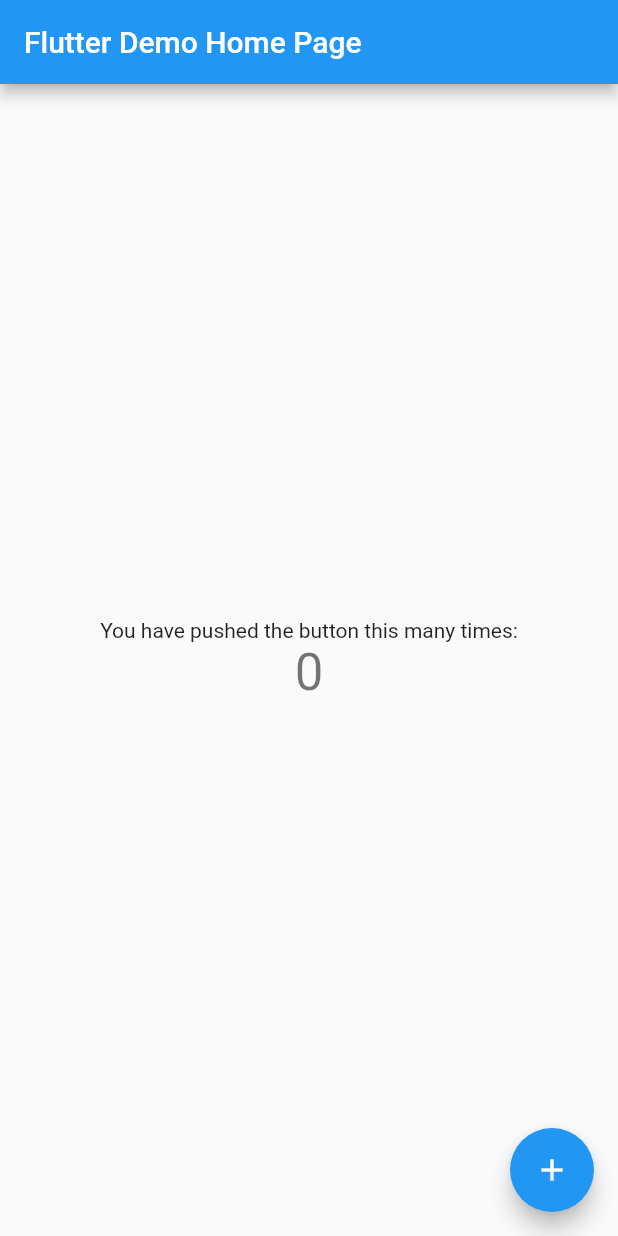
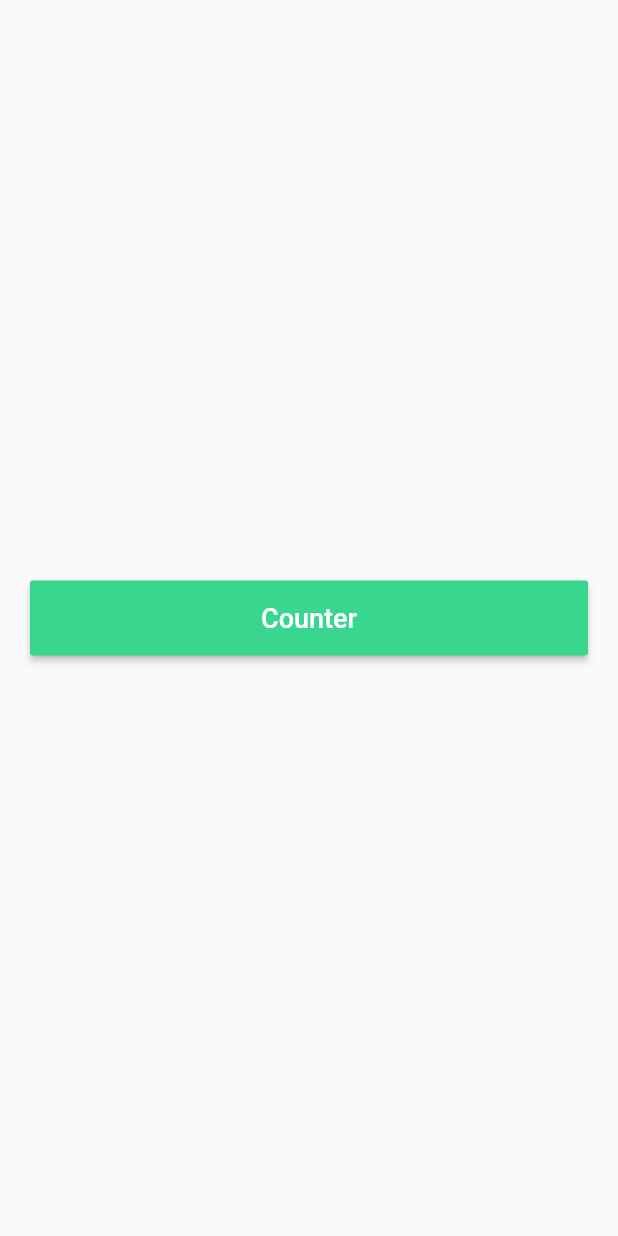
Before and after one commit to Reavern/flutter_base_app, a Flutter app: the screen it shows after launch, on a phone screen of 412 x 824 dp. Run offline on Flutter 3.47's test engine with Material 2 defaults, Android fonts, the phone set to English and light mode, and no system bars; our stand-ins replace rxdart.

Commit message:
Implement screens directory

```diff
--- a/lib/main.dart
+++ b/lib/main.dart
@@ -1,4 +1,4 @@
 import 'package:flutter/material.dart';
 import 'src/app.dart';
 
-void main() => runApp(MyApp());
+void main() => runApp(MainApp());
--- a/lib/src/app.dart
+++ b/lib/src/app.dart
@@ -1,65 +1,30 @@
 import 'package:flutter/material.dart';
+import 'screens/screens_export.dart';
 
-void main() => runApp(MyApp());
+import 'package:base_flutter_app/src/utils/bloc/main.dart';
 
-class MyApp extends StatelessWidget {
+void main() => runApp(MainApp());
+
+class MainApp extends StatelessWidget {
   @override
   Widget build(BuildContext context) {
+    return BlocProviderTree(
+      blocProviders: [],
+      child: buildMainApp(),
+    );
+  }
+
+  Widget buildMainApp() {
     return MaterialApp(
-      title: 'Flutter Demo',
+      title: "Main App",
       theme: ThemeData(
-
-        primarySwatch: Colors.blue,
-      ),
-      home: MyHomePage(title: 'Flutter Demo Home Page'),
+          primaryColor: Colors.white,
+          accentColor: Color.fromRGBO(69, 79, 88, 1),
+          buttonColor: Color.fromRGBO(57, 214, 143, 1),
+          hintColor: Colors.grey,
+          backgroundColor: Colors.white,
+          disabledColor: Colors.grey),
+      home: MenuScreen(),
     );
   }
 }
-
-class MyHomePage extends StatefulWidget {
-  MyHomePage({Key key, this.title}) : super(key: key);
-
-  final String title;
-
-  @override
-  _MyHomePageState createState() => _MyHomePageState();
-}
-
-class _MyHomePageState extends State<MyHomePage> {
-  int _counter = 0;
-
-  void _incrementCounter() {
-    setState(() {
-      _counter++;
-    });
-  }
-
-  @override
-  Widget build(BuildContext context) {
-    return Scaffold(
-      appBar: AppBar(
-        title: Text(widget.title),
-      ),
-      body: Center(
-        child: Column(
-
-          mainAxisAlignment: MainAxisAlignment.center,
-          children: <Widget>[
-            Text(
-              'You have pushed the button this many times:',
-            ),
-            Text(
-              '$_counter',
-              style: Theme.of(context).textTheme.display1,
-            ),
-          ],
-        ),
-      ),
-      floatingActionButton: FloatingActionButton(
-        onPressed: _incrementCounter,
-        tooltip: 'Increment',
-        child: Icon(Icons.add),
-      ),
-    );
-  }
-}
--- /dev/null
+++ b/lib/src/blocs/counter_bloc.dart
@@ -0,0 +1,9 @@
+import 'package:rxdart/rxdart.dart';
+import 'package:base_flutter_app/src/utils/bloc/bloc_interface.dart';
+
+class CounterBloc extends BlocInterface {
+
+  void dispose() {
+
+  }
+}
--- /dev/null
+++ b/lib/src/screens/counter_screen.dart
@@ -0,0 +1,49 @@
+import 'package:flutter/material.dart';
+
+class CounterScreen extends StatefulWidget {
+  CounterScreen({Key key, this.title}) : super(key: key);
+
+  final String title;
+
+  @override
+  _CounterScreenState createState() => _CounterScreenState();
+}
+
+class _CounterScreenState extends State<CounterScreen> {
+  int _counter = 0;
+
+  void _incrementCounter() {
+    setState(() {
+      _counter++;
+    });
+  }
+
+  @override
+  Widget build(BuildContext context) {
+    return Scaffold(
+      appBar: AppBar(
+        title: Text(widget.title),
+      ),
+      body: Center(
+        child: Column(
+
+          mainAxisAlignment: MainAxisAlignment.center,
+          children: <Widget>[
+            Text(
+              'You have pushed the button this many times:',
+            ),
+            Text(
+              '$_counter',
+              style: Theme.of(context).textTheme.display1,
+            ),
+          ],
+        ),
+      ),
+      floatingActionButton: FloatingActionButton(
+        onPressed: _incrementCounter,
+        tooltip: 'Increment',
+        child: Icon(Icons.add),
+      ),
+    );
+  }
+}
--- /dev/null
+++ b/lib/src/screens/menu_screen.dart
@@ -0,0 +1,52 @@
+import 'package:flutter/material.dart';
+
+import 'package:base_flutter_app/src/utils/navigators/main.dart';
+
+class MenuScreen extends StatelessWidget {
+  @override
+  Widget build(BuildContext context) {
+    return Scaffold(
+      body: buildMainBody(context),
+    );
+  }
+
+  Widget buildMainBody(BuildContext context) {
+    return Container(
+      padding: EdgeInsets.all(20),
+      child: Column(
+        crossAxisAlignment: CrossAxisAlignment.stretch,
+        mainAxisAlignment: MainAxisAlignment.center,
+        children: <Widget>[
+          MenuButton(
+            onPressed: () => {
+              Navigate(context: context, route: '/counter').push()
+            },
+            text: "Counter",
+          )
+        ],
+      ),
+    );
+  }
+}
+
+class MenuButton extends StatelessWidget {
+  final Function onPressed;
+  String text = "Button";
+
+  MenuButton({@required this.onPressed, this.text});
+
+  @override
+  Widget build(BuildContext context) {
+    return MaterialButton(
+      height: 50,
+      color: Theme.of(context).buttonColor,
+      disabledColor: Theme.of(context).disabledColor,
+      textColor: Theme.of(context).primaryColor,
+      child: Text(
+        text,
+        style: TextStyle(fontSize: 18),
+      ),
+      onPressed: onPressed,
+    );
+  }
+}
--- /dev/null
+++ b/lib/src/screens/screens_export.dart
@@ -0,0 +1,2 @@
+export 'counter_screen.dart';
+export 'menu_screen.dart';
--- a/lib/src/utils/navigators/route_map.dart
+++ b/lib/src/utils/navigators/route_map.dart
@@ -1,4 +1,6 @@
 import 'package:flutter/material.dart';
+
+import 'package:base_flutter_app/src/screens/screens_export.dart';
 
 class RouteMap {
   final String route;
@@ -9,7 +11,9 @@ class RouteMap {
   Widget getDestination() {
     switch (route) {
       case '/':
-        return Container();
+        return MenuScreen();
+      case '/counter':
+        return CounterScreen(title: "Counter",);
     }
   }
 }
--- a/pubspec.yaml
+++ b/pubspec.yaml
@@ -20,9 +20,11 @@ dependencies:
   flutter:
     sdk: flutter
 
+  rxdart: ^0.21.0
+
   # The following adds the Cupertino Icons font to your application.
   # Use with the CupertinoIcons class for iOS style icons.
-  cupertino_icons: ^0.1.2
+  # cupertino_icons: ^0.1.2
 
 dev_dependencies:
   flutter_test:
```
Also changed, not shown: pubspec.lock.
